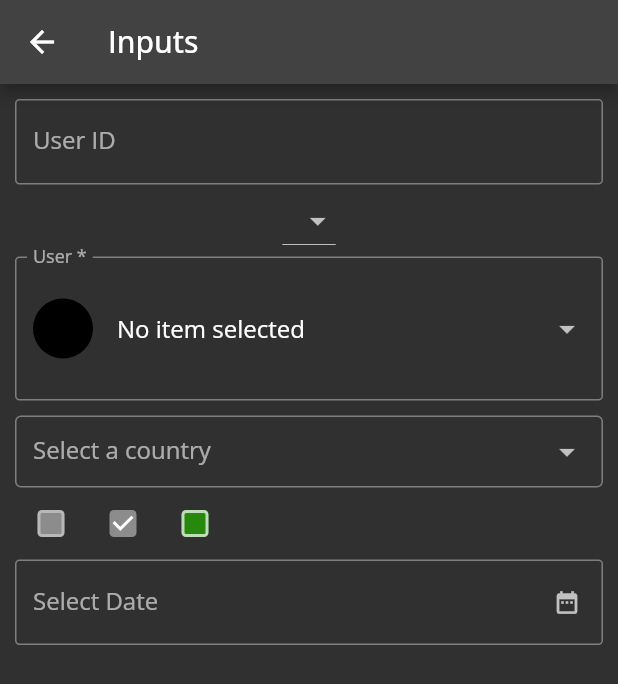
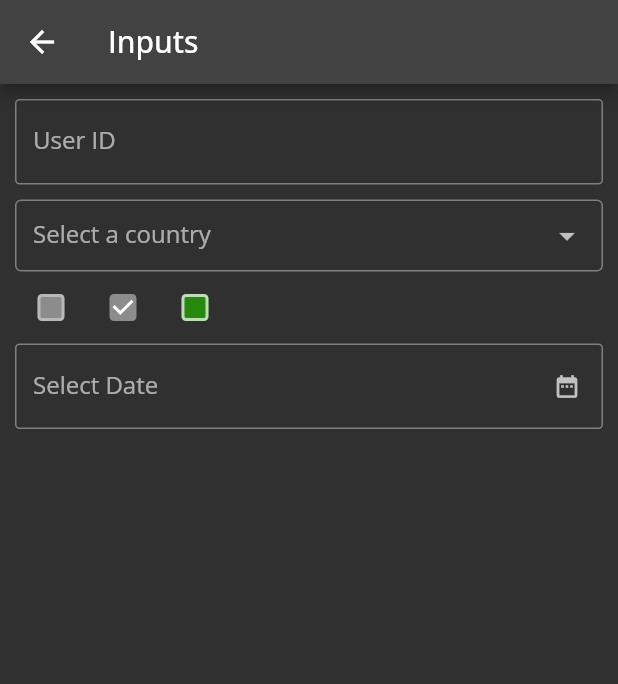
Before and after one commit to manoharramarao/flutter-theming, a Flutter app: the DInputs screen opened directly, on a phone screen of 412 x 824 dp. Shown: the top 684 px of the screen. Run offline on Flutter 3.47's test engine with Material 2 defaults, Android fonts, the phone set to English and light mode, and no system bars; drawn by our look-alikes of dropdown_search; our stand-ins replace dio, google_fonts.

Commit message:
Removed unwanted code

```diff
--- a/lib/screens/inputs.dart
+++ b/lib/screens/inputs.dart
@@ -83,28 +83,6 @@ class _DInputsState extends State<DInputs> {
           padding: const EdgeInsets.all(10.0),
           child: Column(
             children: [
-              /* TextFormField(
-                autovalidateMode: AutovalidateMode.onUserInteraction,
-                style: const TextStyle(
-                  height: 1.55,
-                ),
-                decoration: const InputDecoration(
-                  isDense: true,
-                  border: OutlineInputBorder(
-                    borderRadius: BorderRadius.all(
-                      Radius.circular(3.0),
-                    ),
-                  ),
-                  hintText: "example@deloitte.com",
-                  labelText: "User ID",
-                ),
-                validator: (text) {
-                  if (text == null || text.isEmpty) {
-                    return 'Text is empty';
-                  }
-                  return null;
-                },
-              ), */
               DTextField(
                 hintText: "example@deloitte.com",
                 labelText: "User ID",
@@ -115,16 +93,6 @@ class _DInputsState extends State<DInputs> {
                   return null;
                 },
               ),
-              DropdownButton<String>(
-                items: <String>['A', 'B', 'C', 'D'].map((String value) {
-                  return DropdownMenuItem<String>(
-                    value: value,
-                    child: Text(value),
-                  );
-                }).toList(),
-                onChanged: (_) {},
-              ),
-              const DDropdown(),
               const SizedBox(
                 width: 10,
                 height: 10,
```
